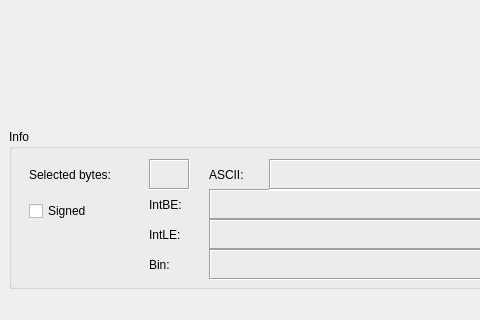
Above: hexwalk/hexwalkmain.ui from gcarmix/HexWalk before the change; both pictures show x 0 to 480 and y 466 to 786 of the 944 by 786 pixel window. Below: the same form after it.
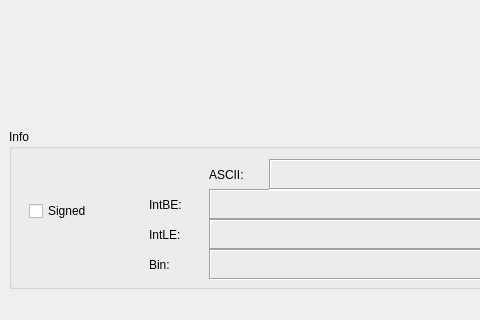
That is the form after the change. Custom widgets are drawn as their Qt base class.

Commit message: moved selected label in status bar

Diff of the .ui file:
```diff
--- a/hexwalk/hexwalkmain.ui
+++ b/hexwalk/hexwalkmain.ui
@@ -291,41 +291,6 @@
         <set>Qt::LinksAccessibleByMouse|Qt::TextSelectableByKeyboard|Qt::TextSelectableByMouse</set>
        </property>
       </widget>
-      <widget class="QLabel" name="sellbl">
-       <property name="geometry">
-        <rect>
-         <x>20</x>
-         <y>30</y>
-         <width>121</width>
-         <height>31</height>
-        </rect>
-       </property>
-       <property name="text">
-        <string>Selected bytes:</string>
-       </property>
-      </widget>
-      <widget class="QLabel" name="selTextedit">
-       <property name="geometry">
-        <rect>
-         <x>140</x>
-         <y>30</y>
-         <width>41</width>
-         <height>31</height>
-        </rect>
-       </property>
-       <property name="frameShape">
-        <enum>QFrame::Box</enum>
-       </property>
-       <property name="frameShadow">
-        <enum>QFrame::Sunken</enum>
-       </property>
-       <property name="text">
-        <string/>
-       </property>
-       <property name="alignment">
-        <set>Qt::AlignRight|Qt::AlignTrailing|Qt::AlignVCenter</set>
-       </property>
-      </widget>
       <widget class="QCheckBox" name="signedcb">
        <property name="geometry">
         <rect>
```
The commit also changes 2 other files.
